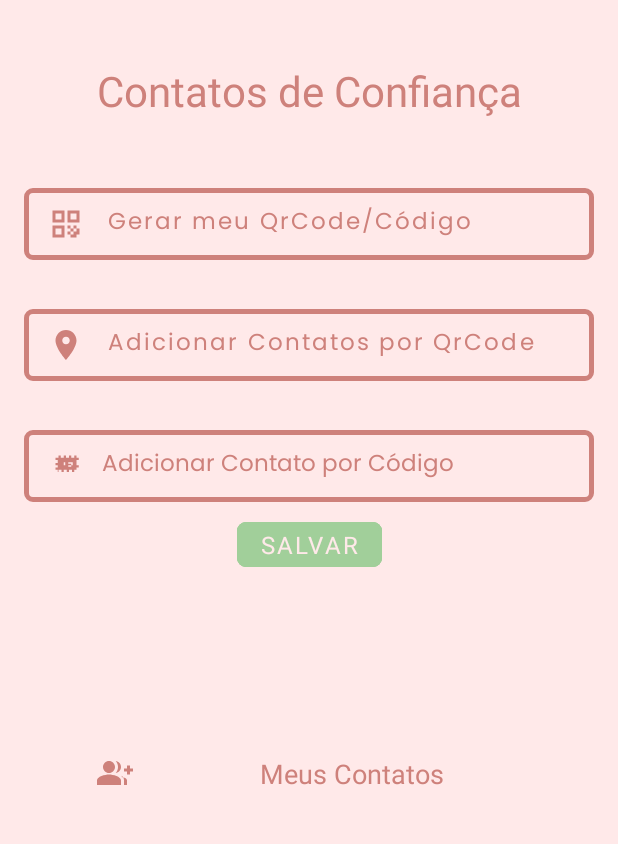
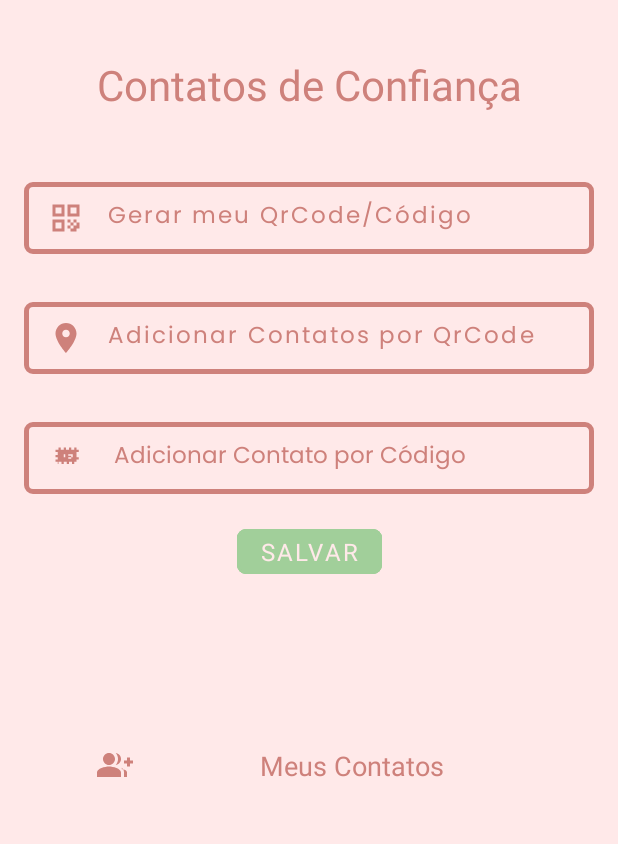
Before and after one commit to SafeTrace-Univates/safetrace-app, an Android app: the CadastroContatosActivity screen opened directly, with no data from a screen before it, on a phone screen of 412 x 824 dp, the part 90-934 px from its top. Run offline under Robolectric (Android 15) with nearby library versions, the phone set to English and light mode, and no system bars; our stand-ins replace Volley; libraries missing offline, so code that uses them is left out: com.journeyapps.barcodescanner; Roboto replaces fonts that are not available here.

Commit message:
Ajuste nas telas

```diff
--- a/app/src/main/AndroidManifest.xml
+++ b/app/src/main/AndroidManifest.xml
@@ -56,7 +56,8 @@
         <!-- CadastroContatosActivity - Tela de cadastro de contatos -->
         <activity
             android:name=".CadastroContatosActivity"
-            android:exported="false" />
+            android:exported="false"
+            android:windowSoftInputMode="adjustResize" />
 
         <!-- HistoricoActivity - Tela de histórico de chamadas -->
         <activity
--- a/app/src/main/res/layout/activity_cadastro_contatos.xml
+++ b/app/src/main/res/layout/activity_cadastro_contatos.xml
@@ -147,14 +147,14 @@
             android:layout_marginBottom="10dp"
             android:backgroundTint="@android:color/transparent"
             android:fontFamily="@font/poppins"
+            android:paddingStart="56dp"
+            android:paddingEnd="16dp"
             android:stateListAnimator="@null"
             android:text="Gerar meu QrCode/Código"
             android:textAlignment="viewStart"
             android:textAllCaps="false"
             android:textColor="@color/primaria"
             android:textSize="15sp"
-            android:paddingStart="56dp"
-            android:paddingEnd="16dp"
             app:cornerRadius="6dp"
             app:layout_constraintBottom_toTopOf="@+id/buttonBordaAdicionarQr"
             app:layout_constraintEnd_toStartOf="@+id/guidelineBordaDireita"
@@ -165,13 +165,14 @@
             app:strokeWidth="3dp" />
 
 
-
         <ImageView
             android:id="@+id/imageQr"
             android:layout_width="wrap_content"
             android:layout_height="wrap_content"
             android:layout_marginStart="16dp"
+            android:layout_marginEnd="340dp"
             app:layout_constraintBottom_toBottomOf="@+id/buttonBordaGerarQr"
+            app:layout_constraintEnd_toEndOf="@+id/buttonBordaGerarQr"
             app:layout_constraintStart_toStartOf="@+id/buttonBordaGerarQr"
             app:layout_constraintTop_toTopOf="@+id/buttonBordaGerarQr"
             app:srcCompat="@drawable/baseline_qr_code_2_24" />
@@ -190,14 +191,14 @@
             android:layout_marginBottom="10dp"
             android:backgroundTint="@android:color/transparent"
             android:fontFamily="@font/poppins"
+            android:paddingStart="56dp"
+            android:paddingEnd="16dp"
             android:stateListAnimator="@null"
             android:text="Adicionar Contatos por QrCode"
             android:textAlignment="viewStart"
             android:textAllCaps="false"
             android:textColor="@color/primaria"
             android:textSize="15sp"
-            android:paddingStart="56dp"
-            android:paddingEnd="16dp"
             app:cornerRadius="6dp"
             app:layout_constraintBottom_toTopOf="@+id/buttonBordaCodigo"
             app:layout_constraintEnd_toStartOf="@+id/guidelineBordaDireita"
@@ -208,13 +209,14 @@
             app:strokeWidth="3dp" />
 
 
-
         <ImageView
             android:id="@+id/imageCamera"
             android:layout_width="wrap_content"
             android:layout_height="wrap_content"
             android:layout_marginStart="16dp"
+            android:layout_marginEnd="340dp"
             app:layout_constraintBottom_toBottomOf="@+id/buttonBordaAdicionarQr"
+            app:layout_constraintEnd_toEndOf="@+id/buttonBordaAdicionarQr"
             app:layout_constraintStart_toStartOf="@+id/buttonBordaAdicionarQr"
             app:layout_constraintTop_toTopOf="@+id/buttonBordaAdicionarQr"
             app:srcCompat="@drawable/baseline_local_see_24" />
@@ -268,13 +270,14 @@
             app:layout_constraintTop_toTopOf="@+id/buttonBordaCodigo" />
 
 
-
         <ImageView
             android:id="@+id/imageJogoVelha"
             android:layout_width="wrap_content"
             android:layout_height="wrap_content"
             android:layout_marginStart="16dp"
+            android:layout_marginEnd="8dp"
             app:layout_constraintBottom_toBottomOf="@+id/buttonBordaCodigo"
+            app:layout_constraintEnd_toStartOf="@+id/editTextCodigo"
             app:layout_constraintStart_toStartOf="@+id/buttonBordaCodigo"
             app:layout_constraintTop_toTopOf="@+id/buttonBordaCodigo"
             app:srcCompat="@drawable/baseline_numbers_24" />
@@ -289,6 +292,7 @@
             android:id="@+id/buttonSalvar"
             android:layout_width="wrap_content"
             android:layout_height="42dp"
+            android:layout_marginTop="10dp"
             android:backgroundTint="@color/verde"
             android:fontFamily="@font/poppins_semibold"
             android:stateListAnimator="@null"
@@ -341,14 +345,14 @@
 
         <ScrollView
             android:id="@+id/scrollViewContatos"
-            android:layout_width="364dp"
-            android:layout_height="277dp"
-            android:layout_marginTop="-10dp"
+            android:layout_width="360dp"
+            android:layout_height="0dp"
+            android:layout_marginTop="8dp"
             android:background="@drawable/bg_scroll_contatos"
             android:padding="14dp"
             android:paddingBottom="20dp"
             android:scrollbars="vertical"
-            app:layout_constraintBottom_toBottomOf="parent"
+            app:layout_constraintBottom_toTopOf="@+id/guidelineBordaFim"
             app:layout_constraintEnd_toStartOf="@+id/guidelineBordaDireita"
             app:layout_constraintStart_toStartOf="@+id/guidelineBordaEsquerda"
             app:layout_constraintTop_toBottomOf="@+id/textViewMeusContatos">
```
Also changed, not shown: app/src/main/res/layout/activity_mapa_trajeto.xml (+9 -3 lines).
